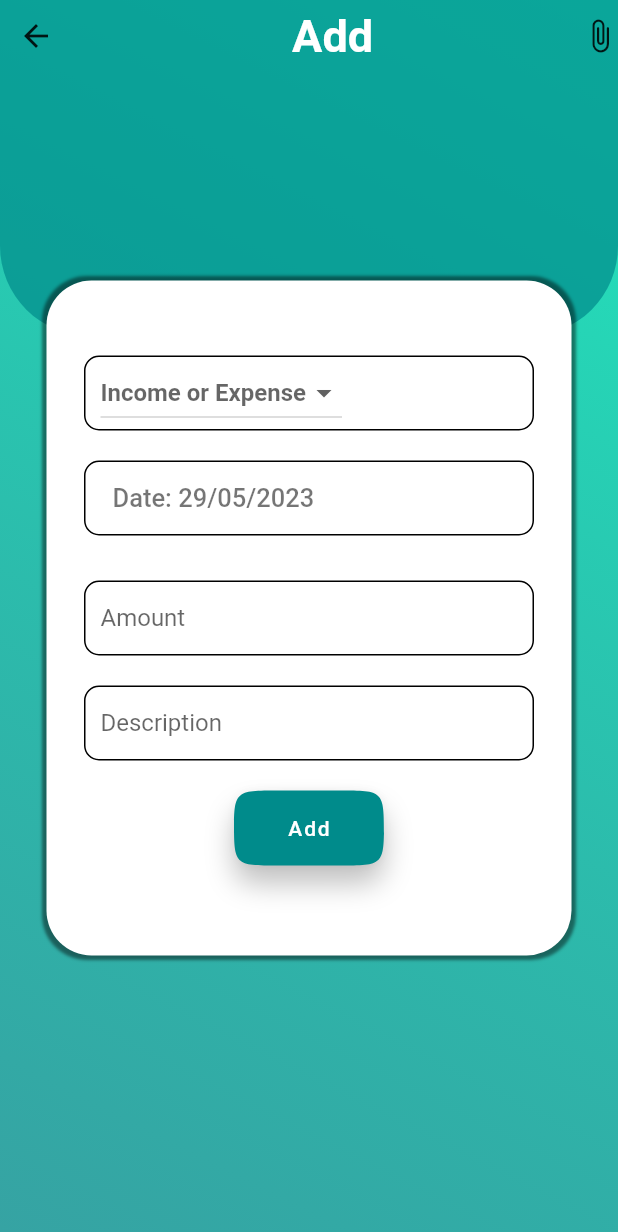
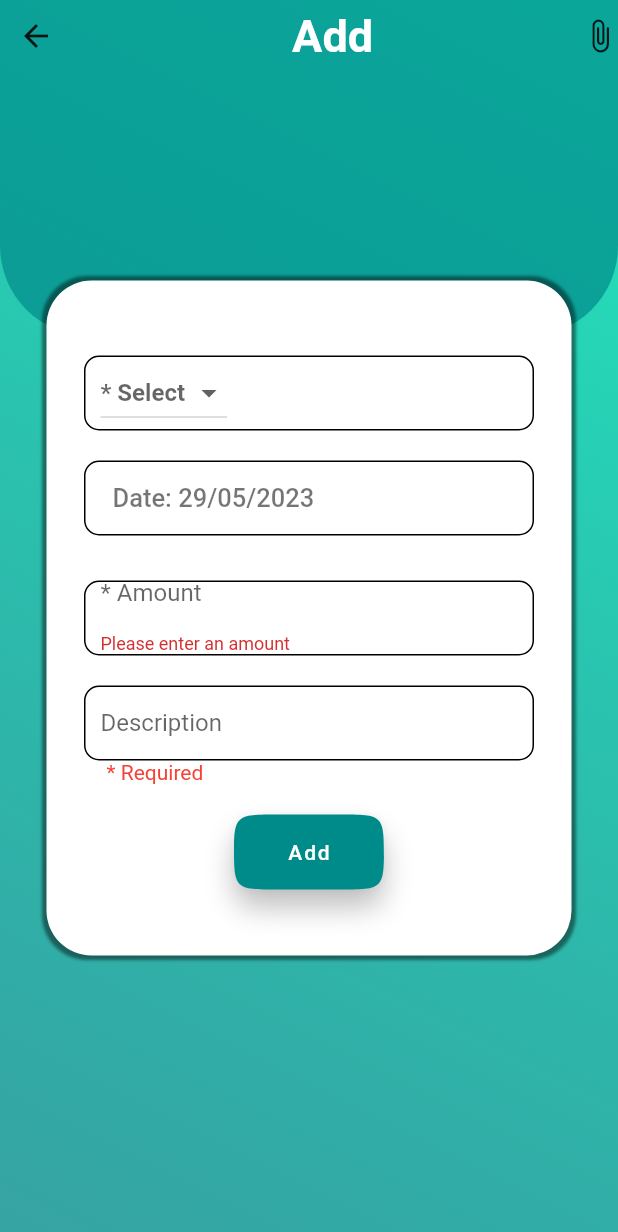
Before and after one commit to Azdiad/Money_Management, a Flutter app: the adding screen opened directly with empty values, after a tap on the "arrow back" icon, after a tap on the "add" icon, after a tap on "Add", on a phone screen of 412 x 824 dp. Shown: the top 1232 px of the screen. Run offline on Flutter 3.47's test engine with Material 2 defaults, Android fonts, the phone set to English and light mode, and no system bars; our stand-ins replace anim_search_bar, animated_text_kit, hive, hive_flutter, shimmer_animation, syncfusion_flutter_charts; missing offline and left inert: infinite_card_rotation, motion; accounts and stored records are empty.

Commit message:
lateset updatred

```diff
--- a/lib/Utility/Utils.dart
+++ b/lib/Utility/Utils.dart
@@ -1,47 +1,49 @@
 import 'package:hive_flutter/hive_flutter.dart';
 import 'package:money/Model/added.dart';
 
-int totals = 0;
+double totals = 0;
 
 final Box = Hive.box<added>('data');
-int total() {
+double total() {
   var history2 = Box.values.toList();
 
-  List<int> a = [0, 0];
+  double totalAmount = 0;
   for (var i = 0; i < history2.length; i++) {
-    a.add(history2[i].type == 'Income'
-        ? int.parse(history2[i].amount)
-        : int.parse(history2[i].amount) * -1);
+    if (history2[i].type == 'Income') {
+      totalAmount += double.parse(history2[i].amount);
+    } else {
+      totalAmount -= double.parse(history2[i].amount);
+    }
   }
-  totals = a.reduce((value, element) => value + element);
-  return totals;
+  return totalAmount;
 }
 
-int Income() {
+double Income() {
   var history2 = Box.values.toList();
-  List a = [0, 0];
+  double incomeAmount = 0;
   for (var i = 0; i < history2.length; i++) {
-    a.add(history2[i].type == 'Income' ? int.parse(history2[i].amount) : 0);
+    if (history2[i].type == 'Income') {
+      incomeAmount += double.parse(history2[i].amount);
+    }
   }
-  totals = a.reduce((value, element) => value + element);
-  return totals;
+  return incomeAmount;
 }
 
-int Expense() {
+double Expense() {
   var history2 = Box.values.toList();
-  List a = [0, 0];
+  double expenseAmount = 0;
   for (var i = 0; i < history2.length; i++) {
-    a.add(
-        history2[i].type == 'Income' ? 0 : int.parse(history2[i].amount) * -1);
+    if (history2[i].type != 'Income') {
+      expenseAmount += double.parse(history2[i].amount);
+    }
   }
-  totals = a.reduce((value, element) => value + element);
-  return totals;
+  return expenseAmount;
 }
 
 List<added> today() {
   List<added> a = [];
   var history2 = Box.values.toList();
-  DateTime date = new DateTime.now();
+  DateTime date = DateTime.now();
   for (var i = 0; i < history2.length; i++) {
     if (history2[i].dates.day == date.day) {
       a.add(history2[i]);
@@ -53,7 +55,7 @@ List<added> today() {
 List<added> week() {
   List<added> a = [];
 
-  DateTime date = new DateTime.now();
+  DateTime date = DateTime.now();
   var history2 = Box.values.toList();
   for (var i = 0; i < history2.length; i++) {
     if (date.day - 7 <= history2[i].dates.day &&
@@ -67,7 +69,7 @@ List<added> week() {
 List<added> month() {
   List<added> a = [];
   var history2 = Box.values.toList();
-  DateTime date = new DateTime.now();
+  DateTime date = DateTime.now();
   for (var i = 0; i < history2.length; i++) {
     if (history2[i].dates.month == date.month) {
       a.add(history2[i]);
@@ -76,21 +78,20 @@ List<added> month() {
   return a;
 }
 
-int total_chart(List<added> a) {
+double total_chart(List<added> a) {
   var history2 = Box.values.toList();
-  List a = [0, 0];
+  double totalAmount = 0;
   for (var i = 0; i < history2.length; i++) {
-    a.add(history2[i].type == 'Income'
-        ? int.parse(history2[i].amount)
-        : int.parse(history2[i].amount) * -1);
+    totalAmount += history2[i].type == 'Income'
+        ? double.parse(history2[i].amount)
+        : -double.parse(history2[i].amount);
   }
-  totals = a.reduce((value, element) => value + element);
-  return totals;
+  return totalAmount;
 }
 
-List time(List<added> history2, bool hour) {
+List<double> time(List<added> history2, bool hour) {
   List<added> a = [];
-  List total = [];
+  List<double> total = [];
   int counter = 0;
   for (var c = 0; c < history2.length; c++) {
     for (var i = c; i < history2.length; i++) {
--- a/lib/screens/Home.dart
+++ b/lib/screens/Home.dart
@@ -215,7 +215,7 @@ class _HomesState extends State<Homes> {
                         width: 5,
                       ),
                       Text(
-                        '₹ ${total()}',
+                        '₹ ${total().toStringAsFixed(1)}',
                         style: TextStyle(
                             color: Colors.white,
                             fontSize: 25,
@@ -268,7 +268,7 @@ class _HomesState extends State<Homes> {
                       Padding(
                         padding: const EdgeInsets.only(left: 10),
                         child: Text(
-                          '₹ ${Income()}',
+                          '₹ ${Income().toStringAsFixed(1)}',
                           style: TextStyle(
                             color: Colors.white,
                             fontSize: 18,
@@ -278,7 +278,7 @@ class _HomesState extends State<Homes> {
                       Padding(
                         padding: const EdgeInsets.only(right: 10),
                         child: Text(
-                          '₹ ${Expense()}',
+                          '₹ ${Expense().toStringAsFixed(1)}',
                           style: TextStyle(
                             color: Colors.white,
                             fontSize: 18,
--- a/lib/screens/Terms.dart
+++ b/lib/screens/Terms.dart
@@ -16,9 +16,8 @@ class terms extends StatelessWidget {
         return true;
       },
       child: Scaffold(
-        body: SingleChildScrollView(
-          scrollDirection: Axis.vertical,
-          child: Container(
+        body: Container(
+          height: MediaQuery.of(context).size.height,
           decoration: BoxDecoration(
             gradient: LinearGradient(
               begin: Alignment.bottomLeft,
@@ -29,6 +28,8 @@ class terms extends StatelessWidget {
               ],
             ),
           ),
+          child: SingleChildScrollView(
+            scrollDirection: Axis.vertical,
             child: Column(
               children: [
                 Row(
--- a/lib/screens/adding.dart
+++ b/lib/screens/adding.dart
@@ -1,4 +1,4 @@
-// ignore_for_file: unused_field
+// ignore_for_file: unused_field, unused_local_variable
 
 import 'package:flutter/material.dart';
 import 'package:hive/hive.dart';
@@ -28,6 +28,9 @@ class _addingState extends State<adding> {
   final TextEditingController _descriptionController = TextEditingController();
   final List<Map<String, dynamic>> _addeddatas = [];
 
+  bool _inputdatas = false;
+
+  final _formkey = GlobalKey<FormState>();
   @override
   Widget build(BuildContext context) {
     return SafeArea(
@@ -105,6 +108,8 @@ class _addingState extends State<adding> {
                                 spreadRadius: 3,
                               )
                             ]),
+                        child: Form(
+                          key: _formkey,
                           child: Column(
                             mainAxisAlignment: MainAxisAlignment.start,
                             children: [
@@ -125,7 +130,7 @@ class _addingState extends State<adding> {
                                     ),
                                     DropdownButton<String>(
                                       hint: const Text(
-                                      'Income or Expense',
+                                        '* Select ',
                                         style: TextStyle(
                                             fontWeight: FontWeight.bold),
                                       ),
@@ -170,13 +175,26 @@ class _addingState extends State<adding> {
                                             Radius.circular(10))),
                                     height: 50,
                                     width: 300,
-                                  child: TextField(
+                                    child: TextFormField(
                                       controller: _amountController,
-                                    keyboardType: TextInputType.number,
+                                      keyboardType:
+                                          TextInputType.numberWithOptions(
+                                              decimal: true),
                                       decoration: const InputDecoration(
-                                      hintText: 'Amount',
+                                        hintText: '* Amount',
                                         border: InputBorder.none,
                                       ),
+                                      textInputAction: TextInputAction.next,
+                                      validator: (value) {
+                                        if (value == null || value.isEmpty) {
+                                          return 'Please enter an amount';
+                                        }
+
+                                        if (double.tryParse(value) == null) {
+                                          return 'Please enter a valid amount';
+                                        }
+                                        return null;
+                                      },
                                     ),
                                   ),
                                 ],
@@ -195,12 +213,24 @@ class _addingState extends State<adding> {
                                             Radius.circular(10))),
                                     height: 50,
                                     width: 300,
-                                  child: TextField(
+                                    child: TextFormField(
                                       controller: _descriptionController,
                                       decoration: const InputDecoration(
                                         hintText: 'Description',
                                         border: InputBorder.none,
                                       ),
+                                    ),
+                                  ),
+                                ],
+                              ),
+                              Row(
+                                mainAxisAlignment: MainAxisAlignment.start,
+                                children: [
+                                  Padding(
+                                    padding: const EdgeInsets.only(left: 40),
+                                    child: Text(
+                                      '* Required',
+                                      style: TextStyle(color: Colors.red),
                                     ),
                                   ),
                                 ],
@@ -217,27 +247,35 @@ class _addingState extends State<adding> {
                                     child: FloatingActionButton(
                                       heroTag: 'bottomnavs',
                                       onPressed: () {
+                                        if (_formkey.currentState!.validate()) {
                                           setState(() {
                                             var add = added(
                                               amount: _amountController.text,
                                               type: selectedItem!,
                                               description:
                                                   _descriptionController.text,
-                                            dates: date);
+                                              dates: date,
+                                            );
+
+                                            double amount = double.parse(
+                                                _amountController.text);
                                             Navigator.pushReplacement(
                                               context,
                                               MaterialPageRoute(
-                                            builder: (context) => bottomnavs(
-                                                username: widget.username),
+                                                builder: (context) =>
+                                                    bottomnavs(
+                                                        username:
+                                                            widget.username),
                                               ),
                                             );
                                             Box.add(add);
                                             // Box.clear();
                                             // print(added);
                                           });
+                                        }
                                       },
-                                    backgroundColor:
-                                        const Color.fromARGB(255, 0, 139, 139),
+                                      backgroundColor: const Color.fromARGB(
+                                          255, 0, 139, 139),
                                       shape: const ContinuousRectangleBorder(
                                           borderRadius: BorderRadius.all(
                                               Radius.circular(30))),
@@ -245,8 +283,9 @@ class _addingState extends State<adding> {
                                     ),
                                   )
                                 ],
-                            )
+                              ),
                             ],
+                          ),
                         ),
                       ),
                     ],
```
Lines whose indentation alone changed are shown as unchanged.
